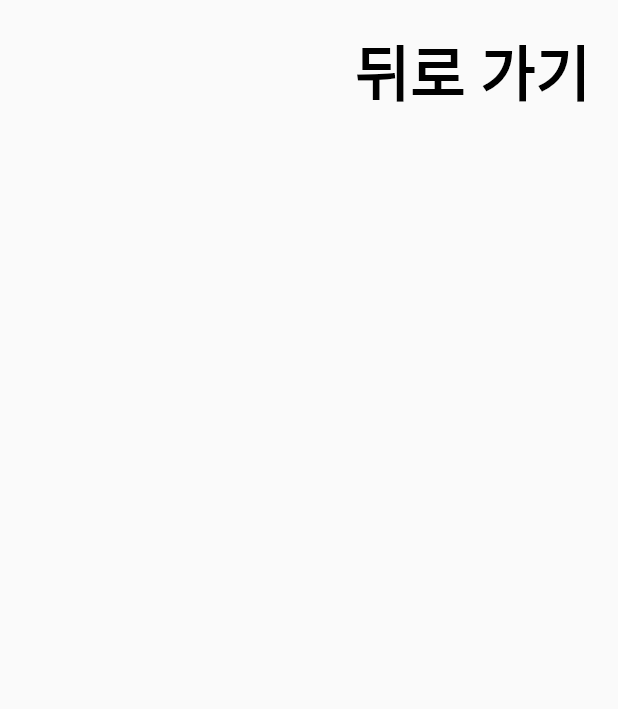
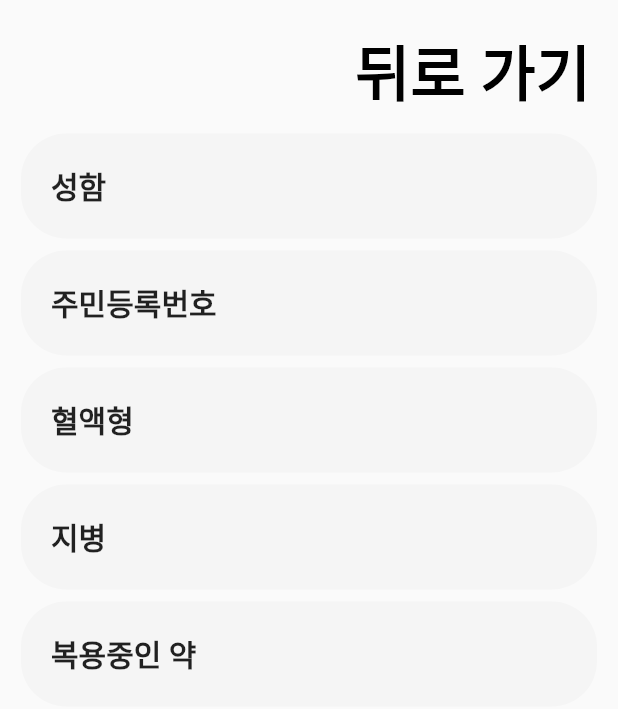
Before and after one commit to GDSC-CAU/Wiro-Flutter-App, a Flutter app: the PrivacyEditPage screen opened directly, on a phone screen of 412 x 824 dp. Shown: the top 709 px of the screen. Run offline on Flutter 3.47's test engine with Material 2 defaults, Android fonts, the phone set to English and light mode, and no system bars; our stand-ins replace firebase_auth, firebase_core, google_sign_in; accounts and stored records are empty; generated files the repository leaves out were written again.

Commit message:
Update PrivacyEdit : Added Cards for Data Input

```diff
--- a/lib/pages/PrivacyEditPage.dart
+++ b/lib/pages/PrivacyEditPage.dart
@@ -12,7 +12,8 @@ class PrivacyEditPage extends StatelessWidget {
           padding: const EdgeInsets.all(10.0),
           child: Column(
             children: [
-              PrivacyEditBack()
+              PrivacyEditBack(),
+              PrivacyEditInput()
             ]
           )
         )
@@ -43,3 +44,133 @@ class PrivacyEditBack extends StatelessWidget {
     );
   }
 }
+
+class PrivacyEditInput extends StatelessWidget {
+  @override
+  Widget build(BuildContext context) {
+    return Column(
+      children: [
+        Card(
+          color: const Color(0xFFF5F5F5),
+          elevation: 0.0,
+          shape: RoundedRectangleBorder(
+            borderRadius: BorderRadius.circular(30.0)
+          ),
+          child: Padding(
+            padding: const EdgeInsets.all(20.0),
+            child: SizedBox(
+              width: double.infinity,
+              child: Column(
+                crossAxisAlignment: CrossAxisAlignment.start,
+                children: [
+                  const Text("성함",
+                    style: TextStyle(
+                      fontSize: 20,
+                      fontWeight: FontWeight.bold
+                    )
+                  )
+                ]
+              ),
+            )
+          )
+        ),
+        Card(
+            color: const Color(0xFFF5F5F5),
+            elevation: 0.0,
+            shape: RoundedRectangleBorder(
+                borderRadius: BorderRadius.circular(30.0)
+            ),
+            child: Padding(
+                padding: const EdgeInsets.all(20.0),
+                child: SizedBox(
+                  width: double.infinity,
+                  child: Column(
+                      crossAxisAlignment: CrossAxisAlignment.start,
+                      children: [
+                        const Text("주민등록번호",
+                          style: TextStyle(
+                            fontSize: 20,
+                            fontWeight: FontWeight.bold
+                          )
+                        )
+                      ]
+                  ),
+                )
+            )
+        ),
+        Card(
+            color: const Color(0xFFF5F5F5),
+            elevation: 0.0,
+            shape: RoundedRectangleBorder(
+                borderRadius: BorderRadius.circular(30.0)
+            ),
+            child: Padding(
+                padding: const EdgeInsets.all(20.0),
+                child: SizedBox(
+                  width: double.infinity,
+                  child: Column(
+                      crossAxisAlignment: CrossAxisAlignment.start,
+                      children: [
+                        const Text("혈액형",
+                          style: TextStyle(
+                            fontSize: 20,
+                            fontWeight: FontWeight.bold
+                          )
+                        )
+                      ]
+                  ),
+                )
+            )
+        ),
+        Card(
+            color: const Color(0xFFF5F5F5),
+            elevation: 0.0,
+            shape: RoundedRectangleBorder(
+                borderRadius: BorderRadius.circular(30.0)
+            ),
+            child: Padding(
+                padding: const EdgeInsets.all(20.0),
+                child: SizedBox(
+                  width: double.infinity,
+                  child: Column(
+                      crossAxisAlignment: CrossAxisAlignment.start,
+                      children: [
+                        const Text("지병",
+                          style: TextStyle(
+                            fontSize: 20,
+                            fontWeight: FontWeight.bold
+                          )
+                        )
+                      ]
+                  ),
+                )
+            )
+        ),
+        Card(
+            color: const Color(0xFFF5F5F5),
+            elevation: 0.0,
+            shape: RoundedRectangleBorder(
+                borderRadius: BorderRadius.circular(30.0)
+            ),
+            child: Padding(
+                padding: const EdgeInsets.all(20.0),
+                child: SizedBox(
+                  width: double.infinity,
+                  child: Column(
+                      crossAxisAlignment: CrossAxisAlignment.start,
+                      children: [
+                        const Text("복용중인 약",
+                          style: TextStyle(
+                            fontSize: 20,
+                            fontWeight: FontWeight.bold
+                          )
+                        )
+                      ]
+                  ),
+                )
+            )
+        ),
+      ],
+    );
+  }
+}
```
